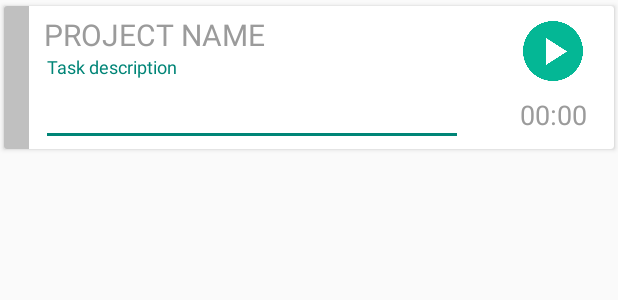
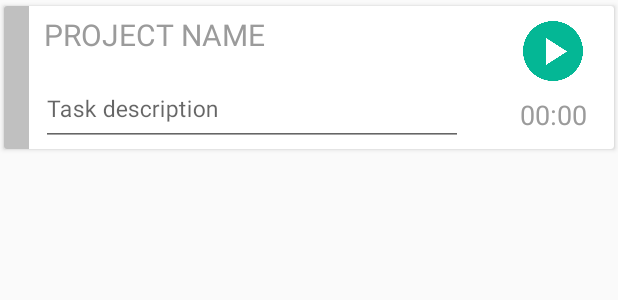
Before and after one commit to EEInternship/TimeTracker2, an Android app: the layout cardview_start_work.xml on its own in the app's theme, with its tools: preview values and no code run, on a phone screen of 412 x 824 dp. Shown: the top 300 px of the screen. Run offline under Robolectric (Android 15) with nearby library versions, the phone set to English and light mode, and no system bars.

Commit message:
Design - Minor Fixes
6.4.2017

```diff
--- a/app/src/main/res/layout/cardview_start_work.xml
+++ b/app/src/main/res/layout/cardview_start_work.xml
@@ -53,7 +53,9 @@
                 <LinearLayout
                     android:layout_width="match_parent"
                     android:layout_height="match_parent"
-                    android:layout_weight="0.3">
+                    android:layout_weight="0.3"
+                    android:focusable="true"
+                    android:focusableInTouchMode="true">
 
                     <android.support.design.widget.TextInputLayout
                         android:layout_width="match_parent"
```
Also changed, not shown: app/src/main/java/eeinternship/com/timetracker/StartWorkActivity.java (+4 -6 lines), app/src/main/res/layout/activity_start_work.xml (+6 -6 lines).
